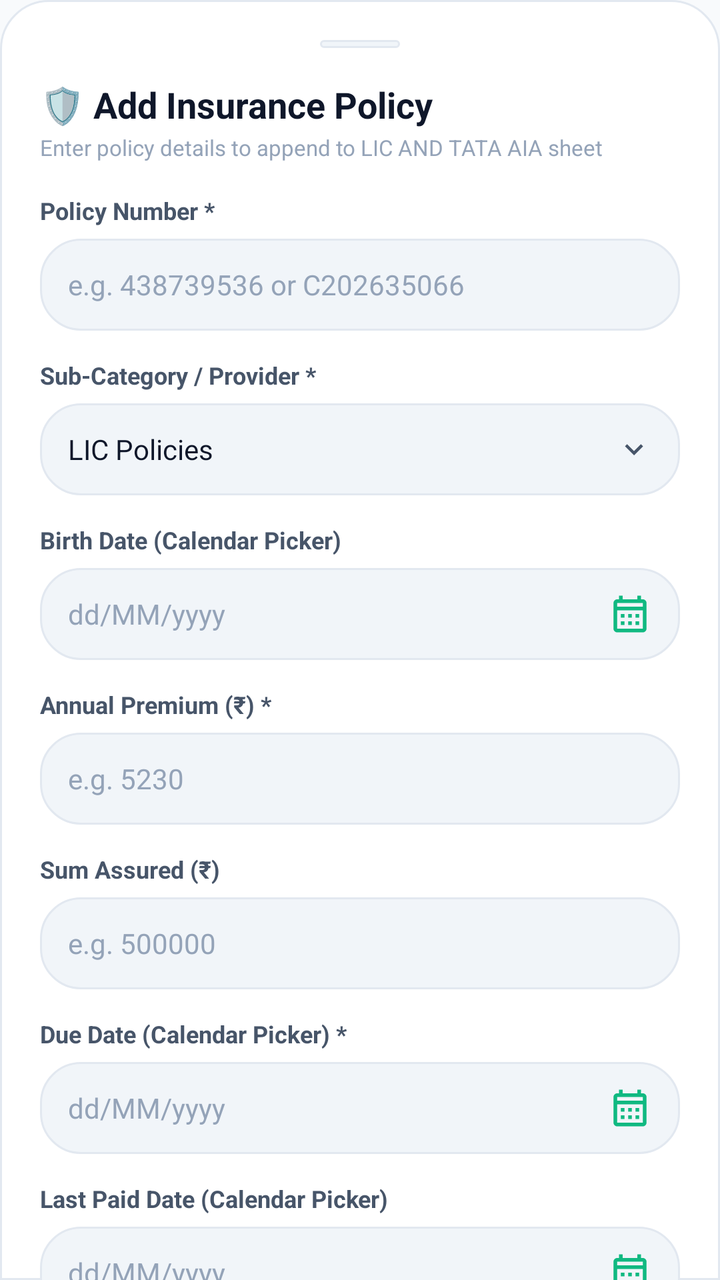
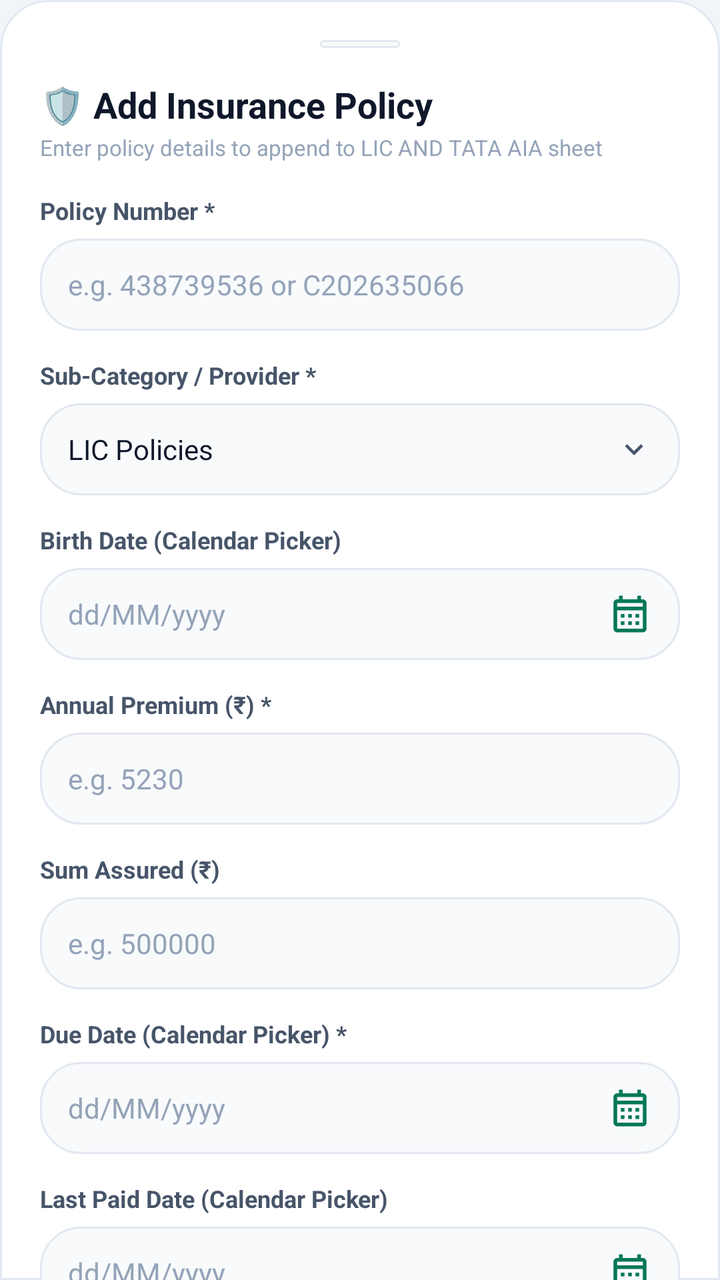

Compare the two renders of this Android layout. The source of the first and the diff that turns it into the second are given below.
<!-- AndroidManifest.xml: application theme AppTheme -->
<!-- res/layout/dialog_add_policy.xml -->
<?xml version="1.0" encoding="utf-8"?>
<androidx.core.widget.NestedScrollView
    xmlns:android="http://schemas.android.com/apk/res/android"
    xmlns:app="http://schemas.android.com/apk/res-auto"
    android:layout_width="match_parent"
    android:layout_height="wrap_content"
    android:background="@drawable/bg_bottom_sheet">

    <LinearLayout
        android:layout_width="match_parent"
        android:layout_height="wrap_content"
        android:orientation="vertical"
        android:padding="20dp">

        
        <View
            android:layout_width="40dp"
            android:layout_height="4dp"
            android:layout_gravity="center_horizontal"
            android:layout_marginBottom="16dp"
            android:background="@drawable/bg_pill_dark" />

        <TextView
            android:layout_width="wrap_content"
            android:layout_height="wrap_content"
            android:text="🛡️ Add Insurance Policy"
            android:textColor="@color/text_primary"
            android:textSize="18sp"
            android:textStyle="bold" />

        <TextView
            android:layout_width="wrap_content"
            android:layout_height="wrap_content"
            android:layout_marginTop="2dp"
            android:text="Enter policy details to append to LIC AND TATA AIA sheet"
            android:textColor="@color/text_muted"
            android:textSize="11sp" />

        
        <TextView
            android:layout_width="wrap_content"
            android:layout_height="wrap_content"
            android:layout_marginTop="16dp"
            android:text="Policy Number *"
            android:textColor="@color/text_secondary"
            android:textSize="12sp"
            android:textStyle="bold" />

        <EditText
            android:id="@+id/etAddPolicyNumber"
            android:layout_width="match_parent"
            android:layout_height="46dp"
            android:layout_marginTop="6dp"
            android:background="@drawable/bg_pill_dark"
            android:hint="e.g. 438739536 or C202635066"
            android:textColorHint="@color/text_muted"
            android:textColor="@color/text_primary"
            android:textSize="14sp"
            android:inputType="text"
            android:imeOptions="actionDone"
            android:paddingStart="14dp"
            android:paddingEnd="14dp" />

        
        <TextView
            android:layout_width="wrap_content"
            android:layout_height="wrap_content"
            android:layout_marginTop="14dp"
            android:text="Sub-Category / Provider *"
            android:textColor="@color/text_secondary"
            android:textSize="12sp"
            android:textStyle="bold" />

        <LinearLayout
            android:id="@+id/btnSelectPolicySubCategory"
            android:layout_width="match_parent"
            android:layout_height="46dp"
            android:layout_marginTop="6dp"
            android:background="@drawable/bg_pill_dark"
            android:orientation="horizontal"
            android:gravity="center_vertical"
            android:paddingStart="14dp"
            android:paddingEnd="14dp"
            android:clickable="true"
            android:focusable="true">

            <TextView
                android:id="@+id/tvAddPolicySubCategory"
                android:layout_width="0dp"
                android:layout_height="wrap_content"
                android:layout_weight="1"
                android:text="LIC Policies"
                android:textColor="@color/text_primary"
                android:textSize="14sp" />

            <ImageView
                android:layout_width="18dp"
                android:layout_height="18dp"
                android:src="@drawable/ic_chevron_down"
                app:tint="@color/text_secondary" />
        </LinearLayout>

        
        <TextView
            android:layout_width="wrap_content"
            android:layout_height="wrap_content"
            android:layout_marginTop="14dp"
            android:text="Birth Date (Calendar Picker)"
            android:textColor="@color/text_secondary"
            android:textSize="12sp"
            android:textStyle="bold" />

        <EditText
            android:id="@+id/etAddPolicyBirthDate"
            android:layout_width="match_parent"
            android:layout_height="46dp"
            android:layout_marginTop="6dp"
            android:background="@drawable/bg_pill_dark"
            android:hint="dd/MM/yyyy"
            android:textColorHint="@color/text_muted"
            android:textColor="@color/text_primary"
            android:textSize="14sp"
            android:focusable="false"
            android:clickable="true"
            android:cursorVisible="false"
            android:drawableEnd="@drawable/ic_calendar"
            android:drawablePadding="8dp"
            android:drawableTint="@color/green_mint"
            android:paddingStart="14dp"
            android:paddingEnd="14dp" />

        
        <TextView
            android:layout_width="wrap_content"
            android:layout_height="wrap_content"
            android:layout_marginTop="14dp"
            android:text="Annual Premium (₹) *"
            android:textColor="@color/text_secondary"
            android:textSize="12sp"
            android:textStyle="bold" />

        <EditText
            android:id="@+id/etAddPolicyAmount"
            android:layout_width="match_parent"
            android:layout_height="46dp"
            android:layout_marginTop="6dp"
            android:background="@drawable/bg_pill_dark"
            android:hint="e.g. 5230"
            android:textColorHint="@color/text_muted"
            android:textColor="@color/text_primary"
            android:textSize="14sp"
            android:inputType="numberDecimal"
            android:imeOptions="actionDone"
            android:paddingStart="14dp"
            android:paddingEnd="14dp" />

        
        <TextView
            android:layout_width="wrap_content"
            android:layout_height="wrap_content"
            android:layout_marginTop="14dp"
            android:text="Sum Assured (₹)"
            android:textColor="@color/text_secondary"
            android:textSize="12sp"
            android:textStyle="bold" />

        <EditText
            android:id="@+id/etAddPolicySumAssured"
            android:layout_width="match_parent"
            android:layout_height="46dp"
            android:layout_marginTop="6dp"
            android:background="@drawable/bg_pill_dark"
            android:hint="e.g. 500000"
            android:textColorHint="@color/text_muted"
            android:textColor="@color/text_primary"
            android:textSize="14sp"
            android:inputType="numberDecimal"
            android:imeOptions="actionDone"
            android:paddingStart="14dp"
            android:paddingEnd="14dp" />

        
        <TextView
            android:layout_width="wrap_content"
            android:layout_height="wrap_content"
            android:layout_marginTop="14dp"
            android:text="Due Date (Calendar Picker) *"
            android:textColor="@color/text_secondary"
            android:textSize="12sp"
            android:textStyle="bold" />

        <EditText
            android:id="@+id/etAddPolicyDueDate"
            android:layout_width="match_parent"
            android:layout_height="46dp"
            android:layout_marginTop="6dp"
            android:background="@drawable/bg_pill_dark"
            android:hint="dd/MM/yyyy"
            android:textColorHint="@color/text_muted"
            android:textColor="@color/text_primary"
            android:textSize="14sp"
            android:focusable="false"
            android:clickable="true"
            android:cursorVisible="false"
            android:drawableEnd="@drawable/ic_calendar"
            android:drawablePadding="8dp"
            android:drawableTint="@color/green_mint"
            android:paddingStart="14dp"
            android:paddingEnd="14dp" />

        
        <TextView
            android:layout_width="wrap_content"
            android:layout_height="wrap_content"
            android:layout_marginTop="14dp"
            android:text="Last Paid Date (Calendar Picker)"
            android:textColor="@color/text_secondary"
            android:textSize="12sp"
            android:textStyle="bold" />

        <EditText
            android:id="@+id/etAddPolicyLastPaid"
            android:layout_width="match_parent"
            android:layout_height="46dp"
            android:layout_marginTop="6dp"
            android:background="@drawable/bg_pill_dark"
            android:hint="dd/MM/yyyy"
            android:textColorHint="@color/text_muted"
            android:textColor="@color/text_primary"
            android:textSize="14sp"
            android:focusable="false"
            android:clickable="true"
            android:cursorVisible="false"
            android:drawableEnd="@drawable/ic_calendar"
            android:drawablePadding="8dp"
            android:drawableTint="@color/green_mint"
            android:paddingStart="14dp"
            android:paddingEnd="14dp" />

        
        <TextView
            android:layout_width="wrap_content"
            android:layout_height="wrap_content"
            android:layout_marginTop="14dp"
            android:text="Maturity Date (Calendar Picker)"
            android:textColor="@color/text_secondary"
            android:textSize="12sp"
            android:textStyle="bold" />

        <EditText
            android:id="@+id/etAddPolicyMaturityDate"
            android:layout_width="match_parent"
            android:layout_height="46dp"
            android:layout_marginTop="6dp"
            android:background="@drawable/bg_pill_dark"
            android:hint="dd/MM/yyyy"
            android:textColorHint="@color/text_muted"
            android:textColor="@color/text_primary"
            android:textSize="14sp"
            android:focusable="false"
            android:clickable="true"
            android:cursorVisible="false"
            android:drawableEnd="@drawable/ic_calendar"
            android:drawablePadding="8dp"
            android:drawableTint="@color/green_mint"
            android:paddingStart="14dp"
            android:paddingEnd="14dp" />

        
        <TextView
            android:layout_width="wrap_content"
            android:layout_height="wrap_content"
            android:layout_marginTop="14dp"
            android:text="Notes / Status (Optional)"
            android:textColor="@color/text_secondary"
            android:textSize="12sp"
            android:textStyle="bold" />

        <EditText
            android:id="@+id/etAddPolicyNotes"
            android:layout_width="match_parent"
            android:layout_height="46dp"
            android:layout_marginTop="6dp"
            android:background="@drawable/bg_pill_dark"
            android:hint="e.g. Active, Surrender pending, etc."
            android:textColorHint="@color/text_muted"
            android:textColor="@color/text_primary"
            android:textSize="14sp"
            android:inputType="text"
            android:imeOptions="actionDone"
            android:paddingStart="14dp"
            android:paddingEnd="14dp" />

        
        <com.google.android.material.button.MaterialButton
            android:id="@+id/btnAddPolicySubmit"
            android:layout_width="match_parent"
            android:layout_height="50dp"
            android:layout_marginTop="24dp"
            android:text="Add Policy to Google Sheet"
            android:textColor="#0B0F19"
            android:textSize="14sp"
            android:textStyle="bold"
            app:backgroundTint="@color/green_emerald"
            app:cornerRadius="25dp" />

    </LinearLayout>
</androidx.core.widget.NestedScrollView>
<!-- resources referenced by this layout -->
<resources>
  <color name="green_emerald">#059669</color>
  <color name="green_mint">#10B981</color>
  <color name="text_muted">#94A3B8</color>
  <color name="text_primary">#0F172A</color>
  <color name="text_secondary">#475569</color>
  <!-- drawable bg_bottom_sheet (drawable) -->
  <?xml version="1.0" encoding="utf-8"?>
  <shape xmlns:android="http://schemas.android.com/apk/res/android"
      android:shape="rectangle">
      <solid android:color="@color/bg_card" />
      <corners
          android:topLeftRadius="24dp"
          android:topRightRadius="24dp"
          android:bottomLeftRadius="0dp"
          android:bottomRightRadius="0dp" />
      <stroke
          android:width="1dp"
          android:color="@color/border_dark" />
  </shape>
  <!-- drawable bg_pill_dark (drawable) -->
  <?xml version="1.0" encoding="utf-8"?>
  <shape xmlns:android="http://schemas.android.com/apk/res/android"
      android:shape="rectangle">
      <solid android:color="@color/bg_card_secondary" />
      <corners android:radius="20dp" />
      <stroke
          android:width="1dp"
          android:color="@color/border_dark" />
  </shape>
  <!-- drawable ic_calendar (drawable) -->
  <vector xmlns:android="http://schemas.android.com/apk/res/android"
      android:width="22dp"
      android:height="22dp"
      android:viewportWidth="24"
      android:viewportHeight="24">
    <path
        android:fillColor="@color/green_emerald"
        android:pathData="M19,4h-1V2h-2v2H8V2H6v2H5C3.89,4 3.01,4.9 3.01,6L3,20c0,1.1 0.89,2 2,2h14c1.1,0 2,-0.9 2,-2V6C21,4.9 20.1,4 19,4zM19,20H5V10h14V20zM19,8H5V6h14V8zM9,14H7v-2h2V14zM13,14h-2v-2h2V14zM17,14h-2v-2h2V14zM9,18H7v-2h2V18zM13,18h-2v-2h2V18zM17,18h-2v-2h2V18z"/>
  </vector>
  <!-- drawable ic_chevron_down (drawable) -->
  <?xml version="1.0" encoding="utf-8"?>
  <vector xmlns:android="http://schemas.android.com/apk/res/android"
      android:width="20dp"
      android:height="20dp"
      android:viewportWidth="24"
      android:viewportHeight="24">
      <path
          android:fillColor="@color/green_mint"
          android:pathData="M7.41,8.59L12,13.17l4.59,-4.58L18,10l-6,6 -6,-6 1.41,-1.41z"/>
  </vector>
  <style name="AppTheme" parent="Theme.MaterialComponents.DayNight.NoActionBar">
          <item name="colorPrimary">@color/colorPrimary</item>
          <item name="colorPrimaryDark">@color/colorPrimaryDark</item>
          <item name="colorAccent">@color/colorAccent</item>
          <item name="android:windowBackground">@color/bg_dark</item>
          <item name="android:statusBarColor">@color/bg_dark</item>
          <item name="android:navigationBarColor">@color/nav_bottom_bg</item>
          <item name="android:textColorPrimary">@color/text_primary</item>
          <item name="android:textColorSecondary">@color/text_secondary</item>
          <item name="android:windowLightStatusBar">true</item>
          <item name="bottomSheetDialogTheme">@style/FinMngrBottomSheetDialogTheme</item>
      </style>
  <color name="bg_card">#FFFFFF</color>
  <color name="border_dark">#E2E8F0</color>
  <color name="bg_card_secondary">#F1F5F9</color>
  <color name="colorPrimary">#059669</color>
  <color name="colorPrimaryDark">#F1F5F9</color>
  <color name="colorAccent">#059669</color>
  <color name="bg_dark">#F8FAFC</color>
  <color name="nav_bottom_bg">#FFFFFF</color>
  <style name="FinMngrBottomSheetDialogTheme" parent="ThemeOverlay.MaterialComponents.BottomSheetDialog">
          <item name="bottomSheetStyle">@style/FinMngrBottomSheetModal</item>
      </style>
  <style name="FinMngrBottomSheetModal" parent="Widget.MaterialComponents.BottomSheet.Modal">
          <item name="android:background">@android:color/transparent</item>
      </style>
</resources>

<!-- the commit's change to res/layout/dialog_add_policy.xml (unified diff, before → after) -->
@@ -298,7 +298,7 @@
             android:layout_height="50dp"
             android:layout_marginTop="24dp"
             android:text="Add Policy to Google Sheet"
-            android:textColor="#0B0F19"
+            android:textColor="@color/text_on_primary"
             android:textSize="14sp"
             android:textStyle="bold"
             app:backgroundTint="@color/green_emerald"
<!-- resource entries referenced after the edit -->
@@ -1,8 +1,9 @@
 <!-- resources referenced by this layout -->
 <resources>
   <color name="green_emerald">#059669</color>
-  <color name="green_mint">#10B981</color>
+  <color name="green_mint">#047857</color>
   <color name="text_muted">#94A3B8</color>
+  <color name="text_on_primary">#FFFFFF</color>
   <color name="text_primary">#0F172A</color>
   <color name="text_secondary">#475569</color>
   <!-- drawable bg_bottom_sheet (drawable) -->
@@ -64,11 +65,11 @@
       </style>
   <color name="bg_card">#FFFFFF</color>
   <color name="border_dark">#E2E8F0</color>
-  <color name="bg_card_secondary">#F1F5F9</color>
-  <color name="colorPrimary">#059669</color>
-  <color name="colorPrimaryDark">#F1F5F9</color>
-  <color name="colorAccent">#059669</color>
-  <color name="bg_dark">#F8FAFC</color>
+  <color name="bg_card_secondary">#F8FAFC</color>
+  <color name="colorPrimary">#0D9488</color>
+  <color name="colorPrimaryDark">#E2E8F0</color>
+  <color name="colorAccent">#0D9488</color>
+  <color name="bg_dark">#F1F5F9</color>
   <color name="nav_bottom_bg">#FFFFFF</color>
   <style name="FinMngrBottomSheetDialogTheme" parent="ThemeOverlay.MaterialComponents.BottomSheetDialog">
           <item name="bottomSheetStyle">@style/FinMngrBottomSheetModal</item>
